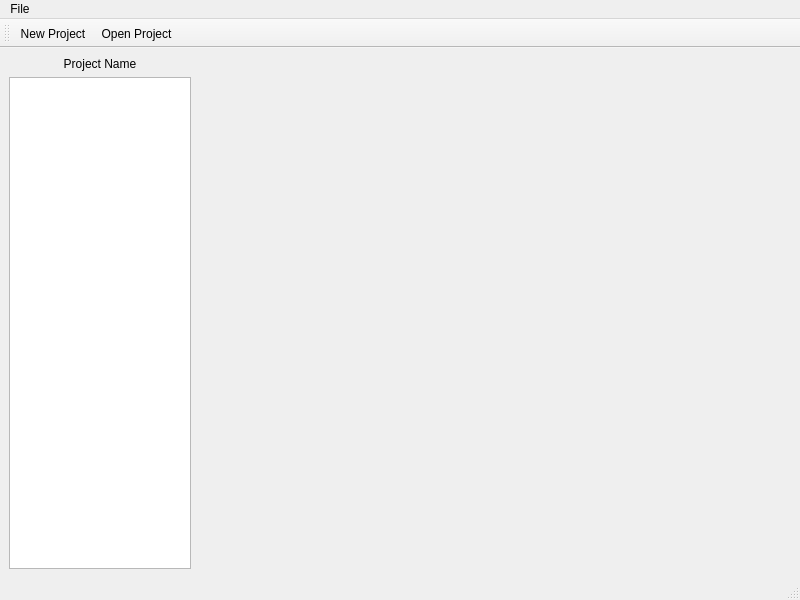
The window that ProjmanGUI/mainwindow.ui (Paul-Passeron/ProjetLAOA) describes before a commit, drawn with Qt 5.
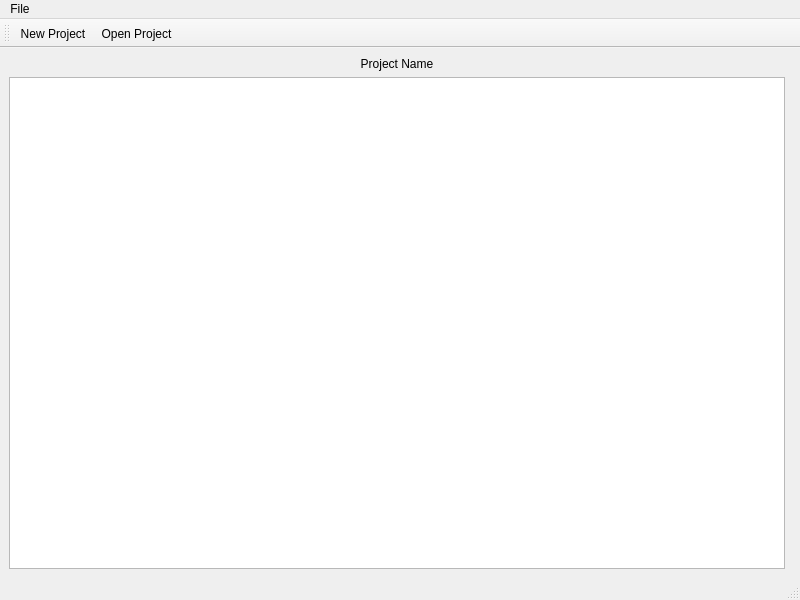
The same window after the commit. Icons and pictures are not drawn.

```diff
--- a/ProjmanGUI/mainwindow.ui
+++ b/ProjmanGUI/mainwindow.ui
@@ -20,8 +20,8 @@
    <property name="autoFillBackground">
     <bool>false</bool>
    </property>
-   <layout class="QHBoxLayout" name="horizontalLayout">
-    <item>
+   <layout class="QGridLayout" name="gridLayout">
+    <item row="0" column="0">
      <layout class="QVBoxLayout" name="verticalLayout">
       <property name="sizeConstraint">
        <enum>QLayout::SizeConstraint::SetDefaultConstraint</enum>
@@ -41,12 +41,8 @@
       </item>
      </layout>
     </item>
-    <item>
-     <layout class="QFormLayout" name="formLayout">
-      <property name="leftMargin">
-       <number>600</number>
-      </property>
-     </layout>
+    <item row="0" column="1">
+     <widget class="QWidget" name="projView" native="true"/>
     </item>
    </layout>
   </widget>
```
